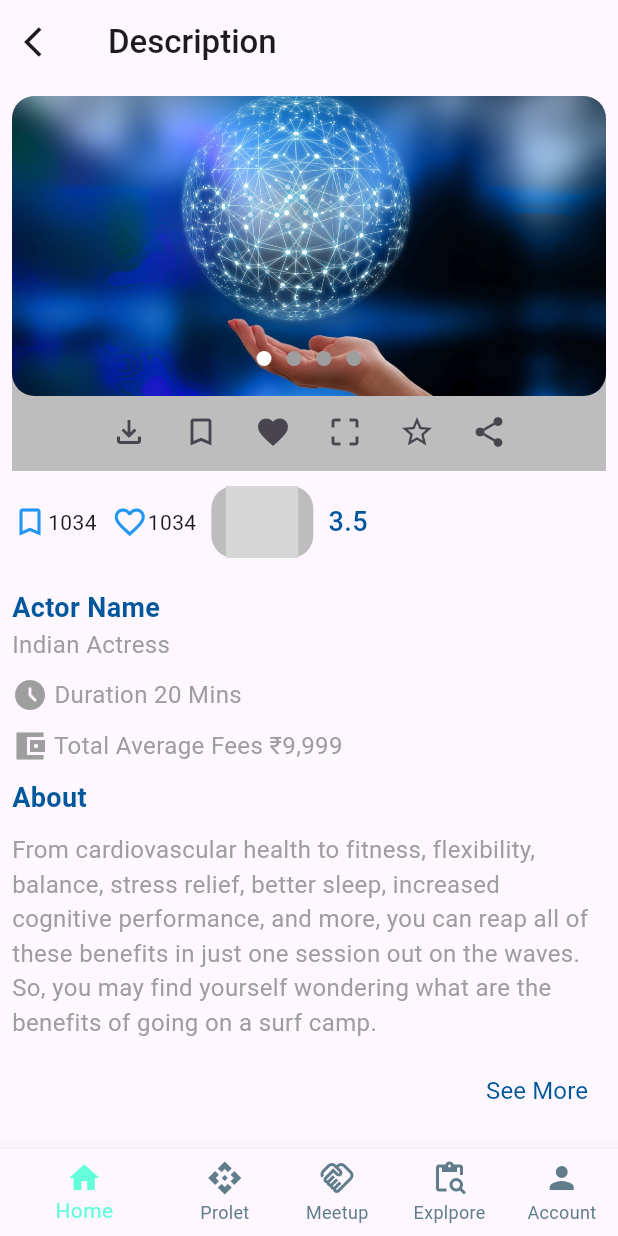
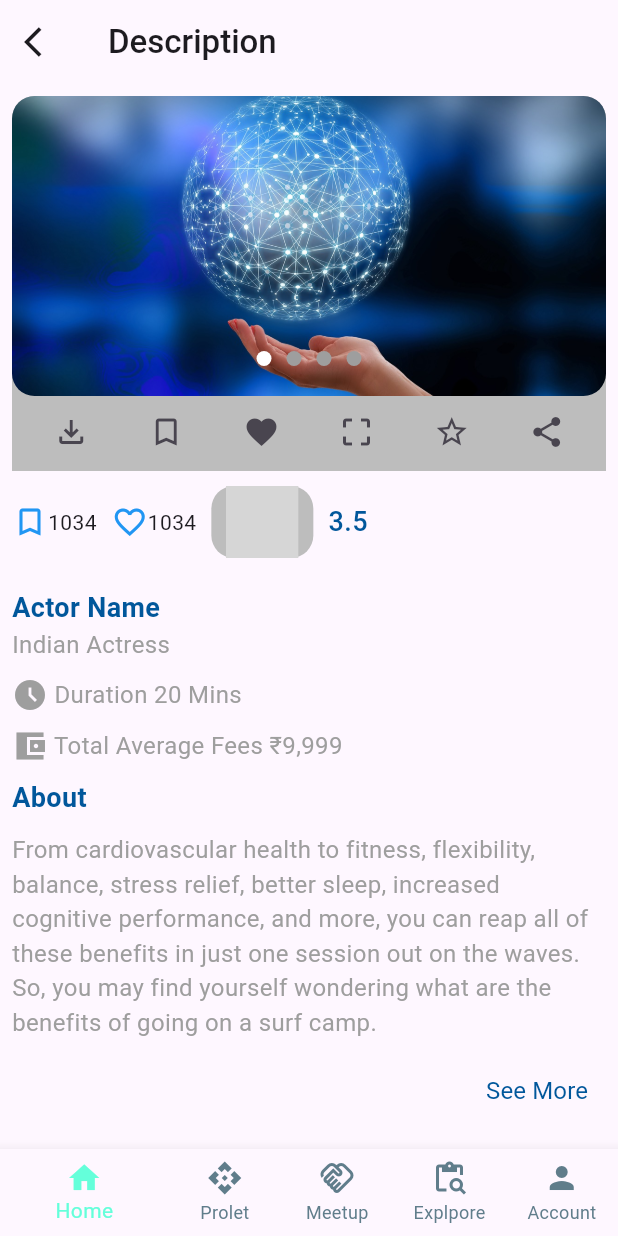
Before and after one commit to Venum693/assignment_flutter_developer_venum, a Flutter app: the Screen3 screen opened directly with empty values, on a phone screen of 412 x 824 dp. Run offline on Flutter 3.47's test engine with Material 3 defaults, Android fonts, the light colour scheme and no system bars; our stand-ins replace flutter_social_button, share_plus; missing offline and left inert: animated_rating_stars, signed_spacing_flex; grey boxes are pictures that could not be loaded.

Commit message:
made little changes

```diff
--- a/lib/screen3.dart
+++ b/lib/screen3.dart
@@ -50,9 +50,9 @@ class _Screen3State extends State<Screen3> {
           onPressed: () {
             Navigator.pop(context); //moves back
           },
-          icon: Icon(Icons.arrow_back_ios),
+          icon: const Icon(Icons.arrow_back_ios),
         ),
-        title: Text("Description",
+        title: const Text("Description",
           style: TextStyle(fontWeight: FontWeight.w500),),
       ),
       body: SingleChildScrollView(
@@ -68,7 +68,7 @@ class _Screen3State extends State<Screen3> {
                   height: 250,
                   decoration: BoxDecoration(
                     color: Colors.grey.shade400,
-                    borderRadius: BorderRadius.only(
+                    borderRadius: const BorderRadius.only(
                       topLeft: Radius.circular(15),
                       topRight: Radius.circular(15)
                     )
@@ -127,34 +127,35 @@ class _Screen3State extends State<Screen3> {
                         ),
                       ),
                       Row(
-                        mainAxisAlignment: MainAxisAlignment.center,
+                        mainAxisAlignment: MainAxisAlignment.spaceEvenly,
                         //crossAxisAlignment: CrossAxisAlignment.center,
+
                         children: [
                           IconButton(
                               onPressed: (){},
-                              icon: Icon(Icons.file_download_outlined)
+                              icon: const Icon(Icons.file_download_outlined)
                           ),
                           IconButton(
                               onPressed: (){},
-                              icon: Icon(Icons.bookmark_border)
+                              icon: const Icon(Icons.bookmark_border)
                           ),
                           IconButton(
                               onPressed: (){},
-                              icon: Icon(Icons.favorite)
+                              icon: const Icon(Icons.favorite)
                           ),
                           IconButton(
                               onPressed: (){},
-                              icon: Icon(Icons.crop_free)
+                              icon: const Icon(Icons.crop_free)
                           ),
                           IconButton(
                               onPressed: (){},
-                              icon: Icon(Icons.star_border_purple500_sharp)
+                              icon: const Icon(Icons.star_border_purple500_sharp)
                           ),
                           IconButton(
                               onPressed: () async {
                                 await shareCurrentImage(); // calls the method that executes sharing of image
                               },
-                              icon: Icon(Icons.share)
+                              icon: const Icon(Icons.share)
                           ),
 
 
@@ -163,18 +164,19 @@ class _Screen3State extends State<Screen3> {
                     ],
                   ),
                 ),
-                SizedBox(height: 10,),
+                const SizedBox(height: 10,),
 
                 Row(
                   children: [
-                    Icon(Icons.bookmark_border,color: Colors.blue,),
-                    Text('1034',),
-                    SizedBox(width: 10),
-                    Icon(Icons.favorite_border_outlined,color: Colors.blue,),
-                    Text('1034',),
+                    const Icon(Icons.bookmark_border,color: Colors.blue,),
+                    const Text('1034',),
+                    const SizedBox(width: 10),
+                    const Icon(Icons.favorite_border_outlined,color: Colors.blue,),
+                    const Text('1034',),
 
-                    SizedBox(width: 10,),
+                    const SizedBox(width: 10,),
 
+                    // star rating
                     Container(
                       decoration: BoxDecoration(
                         color: Colors.grey.shade400,
@@ -203,32 +205,32 @@ class _Screen3State extends State<Screen3> {
                           customFilledIcon: Icons.star,
                           customHalfFilledIcon: Icons.star_half,
                           customEmptyIcon: Icons.star_border,
-                          starSize: 15.0,
+                          starSize: 12.0,
                           animationDuration: Duration(milliseconds: 300),
                           animationCurve: Curves.easeInOut,
                           readOnly: false,
                         ),
                       ),
                     ),
-                    SizedBox(width: 10,),
+                    const SizedBox(width: 10,),
                     Text('$starRating',style: TextStyle(
                         color: Colors.lightBlue.shade900,fontSize: 18,fontWeight: FontWeight.w500
                     ),)
                   ],
                 ),
 
-                SizedBox(height: 20,),
+                const SizedBox(height: 20,),
 
                 Text('Actor Name',style: TextStyle(
                   color: Colors.lightBlue.shade900,fontSize: 18,fontWeight: FontWeight.w600
                 ),),
 
-                Text('Indian Actress',style: TextStyle(
+                const Text('Indian Actress',style: TextStyle(
                   color: Colors.grey,
                     fontSize: 16,
                 ),),
-                SizedBox(height: 10,),
-                Row(
+                const SizedBox(height: 10,),
+                const Row(
                   children: [
                     Icon(Icons.access_time_filled,color: Colors.grey,),
                     Text(' Duration 20 Mins',style: TextStyle(
@@ -237,8 +239,8 @@ class _Screen3State extends State<Screen3> {
                     ),),
                   ],
                 ),
-                SizedBox(height: 10,),
-                Row(
+                const SizedBox(height: 10,),
+                const Row(
                   children: [
                     Icon(Icons.account_balance_wallet_sharp,color: Colors.grey,),
                     Text(' Total Average Fees ₹9,999',style: TextStyle(
@@ -247,17 +249,17 @@ class _Screen3State extends State<Screen3> {
                     ),),
                   ],
                 ),
-                SizedBox(height: 10,),
+                const SizedBox(height: 10,),
                 Text('About',style: TextStyle(
                     color: Colors.lightBlue.shade900,fontSize: 18,fontWeight: FontWeight.w600
                 ),),
-                SizedBox(height: 10,),
-                Text('From cardiovascular health to fitness, flexibility, balance, stress relief, better sleep, increased cognitive performance, and more, you can reap all of these benefits in just one session out on the waves. So, you may find yourself wondering what are the benefits of going on a surf camp.',
+                const SizedBox(height: 10,),
+                const Text('From cardiovascular health to fitness, flexibility, balance, stress relief, better sleep, increased cognitive performance, and more, you can reap all of these benefits in just one session out on the waves. So, you may find yourself wondering what are the benefits of going on a surf camp.',
                   style: TextStyle(
                   color: Colors.grey,
                   fontSize: 16,
                 ),),
-                SizedBox(height: 10,),
+                const SizedBox(height: 10,),
                 Align(
                   alignment: Alignment.centerRight,
                   child: TextButton(
@@ -281,7 +283,7 @@ class _Screen3State extends State<Screen3> {
         selectedItemColor: Colors.tealAccent,
         unselectedItemColor: Colors.blueGrey,
         showUnselectedLabels: true,
-        items: [
+        items: const [
           BottomNavigationBarItem(
             icon: Icon(Icons.home),
             label: 'Home',
@@ -323,7 +325,7 @@ class _Screen3State extends State<Screen3> {
       // Share the image and wait for completion
       await Share.shareXFiles([XFile(path)], text: 'Great Pic : $_currentImageIndex');
 
-      // Optionally, you can clean up the temporary file after sharing
+      //  clean up the temporary file after sharing
       File(path).delete();
     } catch (e) {
       print('Error: $e');
```
Also changed, not shown: lib/screen1.dart (+43 -42 lines), lib/screen2.dart (+35 -32 lines).
